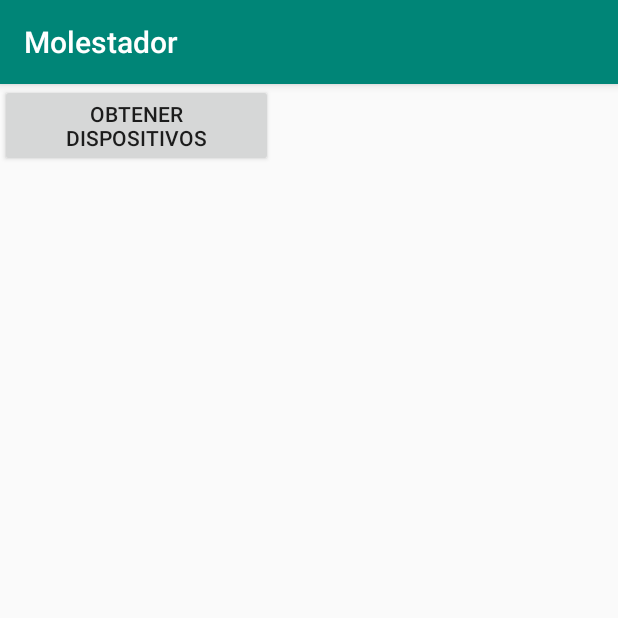
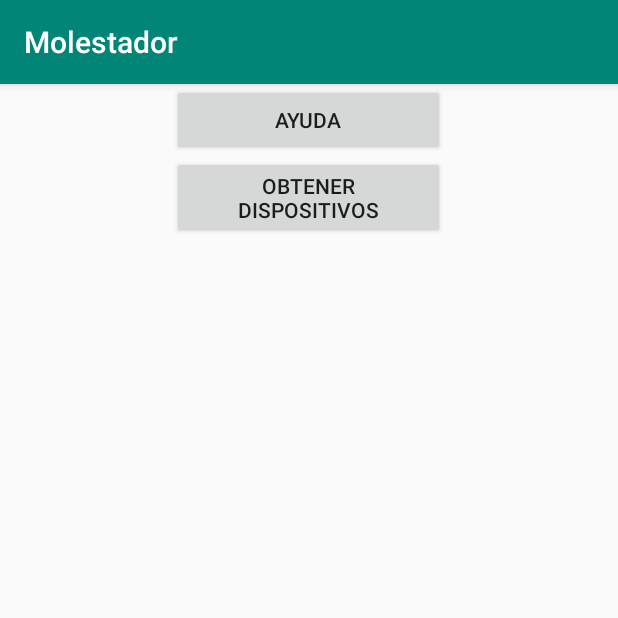
Before and after one commit to danielmsc/Molestador, an Android app: the screen it shows after launch (MainActivity), on a phone screen of 412 x 824 dp, the top half of it. Run offline under Robolectric (Android 15) with nearby library versions, the phone set to English and light mode, and no system bars.

Commit message:
Cuarto commit
- Se agrega ayuda.
- Se modifican strings estáticos por enum.

```diff
--- a/Android/Molestador/app/src/main/AndroidManifest.xml
+++ b/Android/Molestador/app/src/main/AndroidManifest.xml
@@ -20,8 +20,9 @@
                 <category android:name="android.intent.category.LAUNCHER" />
             </intent-filter>
         </activity>
-        <activity android:name=".ProgramacionActivity"></activity>
-        <activity android:name=".SensoresActivity"></activity>
+        <activity android:name=".ProgramacionActivity" />
+        <activity android:name=".SensoresActivity" />
+        <activity android:name=".AyudaActivity"></activity>
     </application>
 
 </manifest>
--- a/Android/Molestador/app/src/main/java/com/example/daniel/bluetooth/EscribirBluetooth.java
+++ b/Android/Molestador/app/src/main/java/com/example/daniel/bluetooth/EscribirBluetooth.java
@@ -28,10 +28,10 @@ public class EscribirBluetooth {
         return obj;
     }
 
-    public void escribir(String tipoMensaje, String cadena) {
+    public void escribir(Mensaje tipoMensaje, String cadena) {
         if(socket.isConnected()) {
             try {
-                String enviar = tipoMensaje + cadena;
+                String enviar = tipoMensaje.ordinal() + cadena;
                 out.write(enviar.getBytes(Charset.forName("UTF-8")));
             } catch (IOException e) {
                 Log.e(TAG, "Error al escribir al BT");
--- a/Android/Molestador/app/src/main/java/com/example/daniel/bluetooth/MainActivity.java
+++ b/Android/Molestador/app/src/main/java/com/example/daniel/bluetooth/MainActivity.java
@@ -58,11 +58,17 @@ public class MainActivity extends AppCompatActivity {
             startActivityForResult(enableBtIntent, REQUEST_ENABLE_BT);
         }
 
+        Button btnAyuda = findViewById(R.id.btnAyuda);
+        btnAyuda.setOnClickListener(new View.OnClickListener() {
+            @Override
+            public void onClick(View v) {
+                Intent intent = new Intent(MainActivity.this, AyudaActivity.class);
+                startActivity(intent);
+            }
+        });
 
-
-        Button btn = findViewById(R.id.btnGet);
-
-        btn.setOnClickListener(new View.OnClickListener() {
+        Button btnGetDevices = findViewById(R.id.btnGet);
+        btnGetDevices.setOnClickListener(new View.OnClickListener() {
             @Override
             public void onClick(View v) {
                 Set<BluetoothDevice> pairedDevices = bt.getBondedDevices();
--- a/Android/Molestador/app/src/main/res/layout/activity_main.xml
+++ b/Android/Molestador/app/src/main/res/layout/activity_main.xml
@@ -2,22 +2,24 @@
 <LinearLayout xmlns:android="http://schemas.android.com/apk/res/android"
     xmlns:app="http://schemas.android.com/apk/res-auto"
     xmlns:tools="http://schemas.android.com/tools"
-    android:layout_width="wrap_content"
-    android:layout_height="wrap_content"
+    android:layout_width="match_parent"
+    android:layout_height="match_parent"
+    android:gravity="center"
     android:orientation="vertical">
+
+    <Button
+        android:id="@+id/btnAyuda"
+        android:layout_width="182dp"
+        android:layout_height="wrap_content"
+        android:gravity="center"
+        android:text="@string/ayuda" />
 
     <Button
         android:id="@+id/btnGet"
         android:layout_width="182dp"
         android:layout_height="wrap_content"
-        android:layout_marginStart="0dp"
-        android:layout_marginTop="0dp"
-        android:layout_marginEnd="111dp"
-        android:text="@string/get_dispositivos"
-        app:layout_constraintBottom_toTopOf="@+id/deviceList"
-        app:layout_constraintEnd_toEndOf="parent"
-        app:layout_constraintStart_toStartOf="parent"
-        app:layout_constraintTop_toTopOf="parent" />
+        android:gravity="center"
+        android:text="@string/get_dispositivos" />
 
     <ListView
         android:id="@+id/deviceList"
@@ -25,6 +27,7 @@
         android:layout_height="0dp"
         android:layout_weight="1"
         android:layout_marginTop="2dp"
+        android:layout_marginLeft="8dp"
         app:layout_constraintBottom_toBottomOf="parent"
         app:layout_constraintEnd_toEndOf="parent"
         app:layout_constraintStart_toStartOf="parent"
--- a/Android/Molestador/app/src/main/res/layout/activity_programacion.xml
+++ b/Android/Molestador/app/src/main/res/layout/activity_programacion.xml
@@ -53,4 +53,5 @@
         app:layout_constraintHorizontal_bias="0.489"
         app:layout_constraintStart_toStartOf="parent"
         app:layout_constraintTop_toBottomOf="@+id/buttonProgAlarma" />
+
 </android.support.constraint.ConstraintLayout>
--- a/Android/Molestador/app/src/main/res/values/strings.xml
+++ b/Android/Molestador/app/src/main/res/values/strings.xml
@@ -19,4 +19,5 @@
     <string name="mensaje">NO HAY SUFICIENTE LUZ</string>
     <string name="dialog_salir">Salir</string>
     <string name="dialog_no_bt">Bluetooth no disponible</string>
+    <string name="ayuda">Ayuda</string>
 </resources>
```
Also changed, not shown: Android/Molestador/app/src/main/java/com/example/daniel/bluetooth/AyudaActivity.java (added, +69 -0 lines), Android/Molestador/app/src/main/java/com/example/daniel/bluetooth/Mensaje.java (+5 -6 lines), Android/Molestador/app/src/main/res/layout/activity_ayuda.xml (added, +23 -0 lines).
